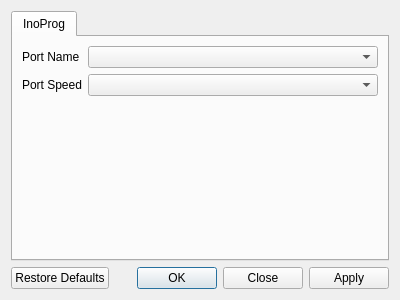
The window that src/app/windows/config.ui (sardylan/qfm1000) describes before a commit, drawn with Qt 5.
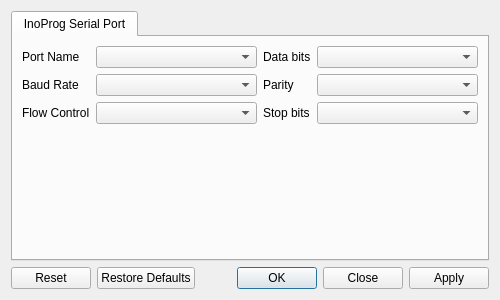
The same window after the commit. Icons and pictures are not drawn.

Commit message: Adds al params to serial port config

```diff
--- a/src/app/windows/config.ui
+++ b/src/app/windows/config.ui
@@ -6,13 +6,13 @@
             <rect>
                 <x>0</x>
                 <y>0</y>
-                <width>400</width>
+                <width>500</width>
                 <height>300</height>
             </rect>
         </property>
         <property name="minimumSize">
             <size>
-                <width>400</width>
+                <width>500</width>
                 <height>300</height>
             </size>
         </property>
@@ -37,9 +37,7 @@
                         <enum>Qt::Horizontal</enum>
                     </property>
                     <property name="standardButtons">
-                        <set>
-                            QDialogButtonBox::Apply|QDialogButtonBox::Close|QDialogButtonBox::Ok|QDialogButtonBox::RestoreDefaults
-                        </set>
+                        <set>QDialogButtonBox::Apply|QDialogButtonBox::Close|QDialogButtonBox::Ok|QDialogButtonBox::Reset|QDialogButtonBox::RestoreDefaults</set>
                     </property>
                 </widget>
             </item>
@@ -50,10 +48,70 @@
                     </property>
                     <widget class="QWidget" name="inoProg">
                         <attribute name="title">
-                            <string>InoProg</string>
+                            <string>InoProg Serial Port</string>
                         </attribute>
-                        <layout class="QGridLayout" name="gridLayout_2" rowstretch="0,0,1" columnstretch="0,1">
+                        <layout class="QGridLayout" name="gridLayout_2" rowstretch="0,0,0,1" columnstretch="0,1,0,1">
+                            <item row="0" column="0">
+                                <widget class="QLabel" name="inoProgPortNameLabel">
+                                    <property name="text">
+                                        <string>Port Name</string>
+                                    </property>
+                                </widget>
+                            </item>
+                            <item row="0" column="1">
+                                <widget class="QComboBox" name="inoProgPortNameComboBox"/>
+                            </item>
+                            <item row="0" column="2">
+                                <widget class="QLabel" name="inoProgDataBitsLabel">
+                                    <property name="text">
+                                        <string>Data bits</string>
+                                    </property>
+                                </widget>
+                            </item>
+                            <item row="0" column="3">
+                                <widget class="QComboBox" name="inoProgDataBitsComboBox"/>
+                            </item>
+                            <item row="1" column="0">
+                                <widget class="QLabel" name="inoProgBaudRateLabel">
+                                    <property name="text">
+                                        <string>Baud Rate</string>
+                                    </property>
+                                </widget>
+                            </item>
+                            <item row="1" column="1">
+                                <widget class="QComboBox" name="inoProgBaudRateComboBox"/>
+                            </item>
+                            <item row="1" column="2">
+                                <widget class="QLabel" name="inoProgParityLabel">
+                                    <property name="text">
+                                        <string>Parity</string>
+                                    </property>
+                                </widget>
+                            </item>
+                            <item row="1" column="3">
+                                <widget class="QComboBox" name="inoProgParityComboBox"/>
+                            </item>
                             <item row="2" column="0">
+                                <widget class="QLabel" name="inoProgFlowControlLabel">
+                                    <property name="text">
+                                        <string>Flow Control</string>
+                                    </property>
+                                </widget>
+                            </item>
+                            <item row="2" column="1">
+                                <widget class="QComboBox" name="inoProgFlowControlComboBox"/>
+                            </item>
+                            <item row="2" column="2">
+                                <widget class="QLabel" name="inoProgStopBitsLabel">
+                                    <property name="text">
+                                        <string>Stop bits</string>
+                                    </property>
+                                </widget>
+                            </item>
+                            <item row="2" column="3">
+                                <widget class="QComboBox" name="inoProgStopBitsComboBox"/>
+                            </item>
+                            <item row="3" column="0">
                                 <spacer name="inoProgVerticalSpacer">
                                     <property name="orientation">
                                         <enum>Qt::Vertical</enum>
@@ -66,26 +124,6 @@
                                     </property>
                                 </spacer>
                             </item>
-                            <item row="0" column="1">
-                                <widget class="QComboBox" name="inoProgPortNameComboBox"/>
-                            </item>
-                            <item row="0" column="0">
-                                <widget class="QLabel" name="inoProgPortNameLabel">
-                                    <property name="text">
-                                        <string>Port Name</string>
-                                    </property>
-                                </widget>
-                            </item>
-                            <item row="1" column="1">
-                                <widget class="QComboBox" name="inoProgPortSpeedComboBox"/>
-                            </item>
-                            <item row="1" column="0">
-                                <widget class="QLabel" name="inoProgPortSpeedLabel">
-                                    <property name="text">
-                                        <string>Port Speed</string>
-                                    </property>
-                                </widget>
-                            </item>
                         </layout>
                     </widget>
                 </widget>
```
The commit also changes 12 other files.
